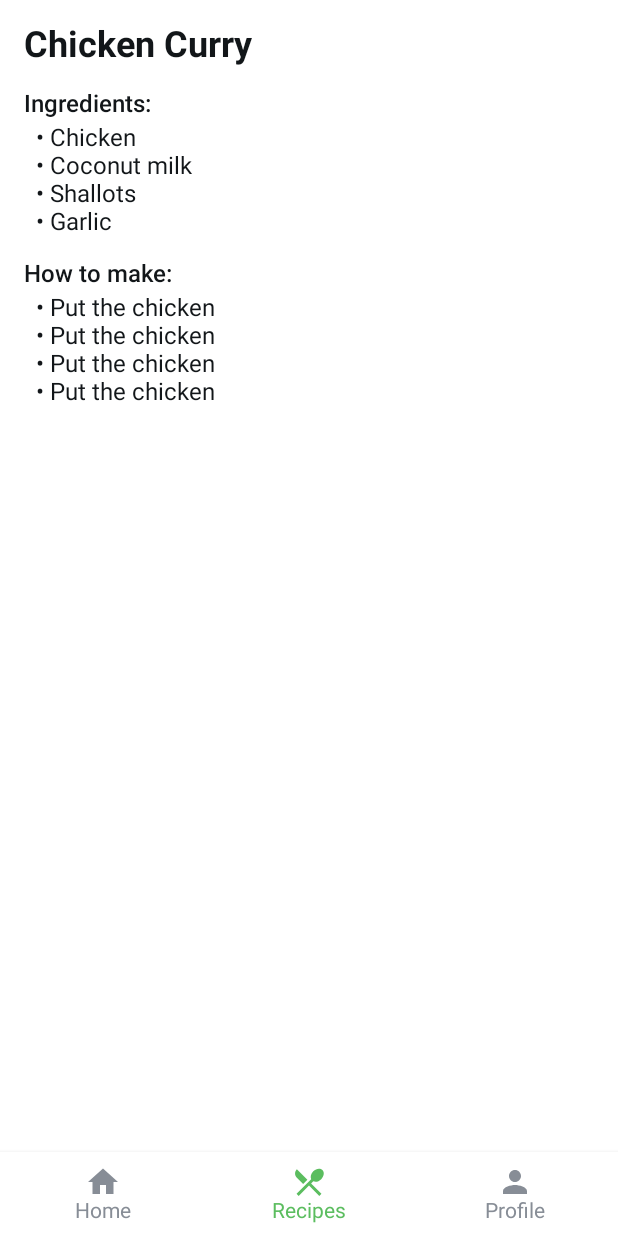
After one commit to TeamFoodWise/foodwise-mobile, an Android app built with Jetpack Compose: the RecipeRecommendationDetailActivity screen opened directly, with no data from a screen before it, on a phone screen of 412 x 824 dp. The commit adds this screen. Run offline under Robolectric (Android 15) with nearby library versions, the phone set to English and light mode, and no system bars.

Commit message:
feat(recipe recommendation): added recipe recommendation detail activity

```diff
--- /dev/null
+++ b/app/src/main/java/bangkit/kiki/foodwisemobile/data/model/RecipeRecommendationModel.kt
@@ -0,0 +1,15 @@
+package bangkit.kiki.foodwisemobile.data.model
+
+data class RecipeRecommendationModel (
+    val id: String,
+    val name: String,
+    val category: String,
+    val ingredients: List<String>
+)
+
+data class RecipeRecommendationDetailModel (
+    val id: String,
+    val name: String,
+    val ingredients: List<String>,
+    val steps: List<String>
+)
--- /dev/null
+++ b/app/src/main/java/bangkit/kiki/foodwisemobile/ui/recipeRecommendationDetail/RecipeRecommendationDetailActivity.kt
@@ -0,0 +1,119 @@
+package bangkit.kiki.foodwisemobile.ui.recipeRecommendationDetail
+
+import android.os.Bundle
+import androidx.activity.ComponentActivity
+import androidx.activity.compose.setContent
+import androidx.compose.animation.animateContentSize
+import androidx.compose.foundation.layout.*
+import androidx.compose.material.MaterialTheme
+import androidx.compose.material.Scaffold
+import androidx.compose.material.Surface
+import androidx.compose.material.Text
+import androidx.compose.runtime.Composable
+import androidx.compose.ui.Alignment
+import androidx.compose.ui.Modifier
+import androidx.compose.ui.text.font.FontWeight
+import androidx.compose.ui.tooling.preview.Preview
+import androidx.compose.ui.unit.dp
+import androidx.compose.ui.unit.sp
+import bangkit.kiki.foodwisemobile.data.model.RecipeRecommendationDetailModel
+import bangkit.kiki.foodwisemobile.ui.element.BottomBar
+import bangkit.kiki.foodwisemobile.ui.theme.Black
+import bangkit.kiki.foodwisemobile.ui.theme.FoodwiseMobileTheme
+
+class RecipeRecommendationDetailActivity : ComponentActivity() {
+    override fun onCreate(savedInstanceState: Bundle?) {
+        super.onCreate(savedInstanceState)
+        setContent {
+            FoodwiseMobileTheme {
+                Surface(
+                    modifier = Modifier.fillMaxSize(),
+                    color = MaterialTheme.colors.background
+                ) {
+                    RecipeRecommendationDetailPage()
+                }
+            }
+        }
+    }
+
+    companion object {
+        const val EXTRA_RECIPE_ID = "extra_recipe_id"
+    }
+}
+
+@Composable
+fun RecipeRecommendationDetailPage() {
+    val item = RecipeRecommendationDetailModel(
+        id = "item-1",
+        name = "Chicken Curry",
+        ingredients = listOf("Chicken", "Coconut milk", "Shallots", "Garlic"),
+        steps = listOf("Put the chicken", "Put the chicken", "Put the chicken", "Put the chicken")
+    )
+
+    val ingredientsString = item.ingredients.joinToString("\n") { "• $it" }
+    val stepsString = item.steps.joinToString("\n") { "• $it" }
+
+    Scaffold(bottomBar = { BottomBar(currentPage = "recipes") }) { innerPadding ->
+        Column(
+            modifier = Modifier
+                .fillMaxSize()
+                .padding(innerPadding)
+                .padding(16.dp)
+        ) {
+            Text(
+                text = item.name,
+                color = Black,
+                fontWeight = FontWeight.Bold,
+                fontSize = 24.sp
+            )
+
+            Spacer(modifier = Modifier.height(16.dp))
+
+            Text(
+                text = "Ingredients:",
+                color = Black,
+                fontWeight = FontWeight.SemiBold,
+                fontSize = 16.sp
+            )
+
+            Spacer(modifier = Modifier.height(4.dp))
+
+            Text(
+                text = ingredientsString,
+                color = Black,
+                fontSize = 16.sp,
+                modifier = Modifier
+                    .padding(horizontal = 8.dp)
+            )
+
+            Spacer(modifier = Modifier.height(16.dp))
+
+            Column {
+                Text(
+                    text = "How to make:",
+                    color = Black,
+                    fontWeight = FontWeight.SemiBold,
+                    fontSize = 16.sp
+                )
+            }
+
+            Spacer(modifier = Modifier.height(4.dp))
+
+            Text(
+                text = stepsString,
+                color = Black,
+                fontSize = 16.sp,
+                modifier = Modifier
+                    .padding(horizontal = 8.dp)
+            )
+        }
+    }
+}
+
+@Preview(showBackground = true)
+@Composable
+fun DefaultPreview8() {
+    FoodwiseMobileTheme {
+        RecipeRecommendationDetailPage()
+    }
+}
--- a/app/src/main/java/bangkit/kiki/foodwisemobile/ui/splash/SplashActivity.kt
+++ b/app/src/main/java/bangkit/kiki/foodwisemobile/ui/splash/SplashActivity.kt
@@ -46,7 +46,7 @@ class SplashActivity : ComponentActivity() {
 
         Handler(Looper.getMainLooper()).postDelayed({
             viewModel.getSession().observe(this) { user ->
-                if (true) {
+                if (user.isLogin) {
                     startActivity(Intent(this, MainActivity::class.java))
                     finish()
                 } else {
--- a/app/src/main/res/values/strings.xml
+++ b/app/src/main/res/values/strings.xml
@@ -6,4 +6,6 @@
     <string name="title_activity_profile">ProfileActivity</string>
     <string name="title_activity_edit_profile">EditProfileActivity</string>
     <string name="title_activity_recipes_recommendation">RecipesRecommendationActivity</string>
+    <string name="title_activity_recipe_recommendation_detail">RecipeRecommendationDetailActivity
+    </string>
 </resources>
```
Also changed, not shown: app/src/main/AndroidManifest.xml (+9 -0 lines), app/src/main/java/bangkit/kiki/foodwisemobile/data/model/RecipeRecommendationCardModel.kt (deleted, +0 -7 lines), app/src/main/java/bangkit/kiki/foodwisemobile/ui/recipesRecommendation/RecipesRecommendationActivity.kt (+20 -11 lines).
